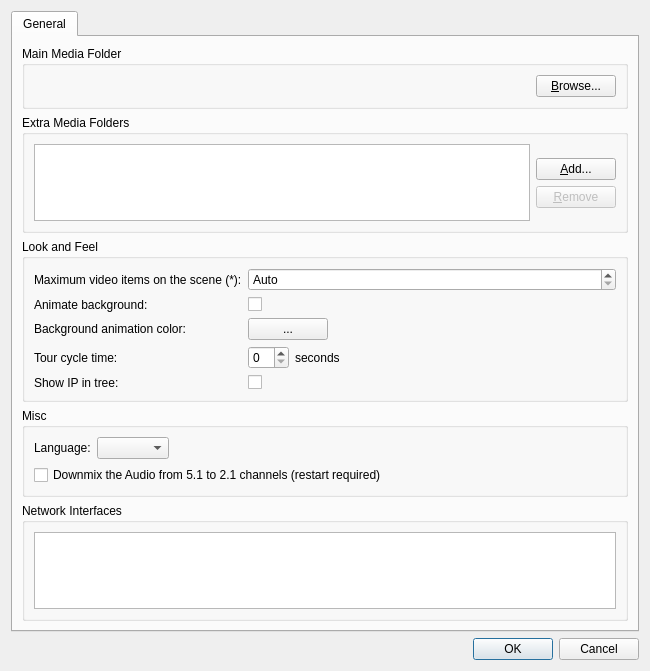
The window that client/src/ui/dialogs/preferences_dialog.ui (networkoptix/nx_open) describes before a commit, drawn with Qt 5.
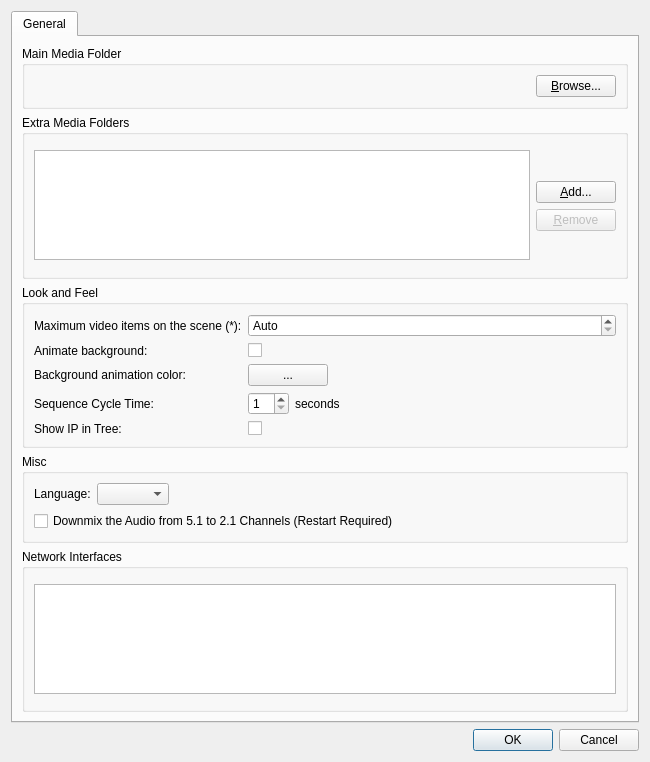
The same window after the commit. Custom widgets are drawn as their Qt base class.

The edit to the form file:
```diff
--- a/client/src/ui/dialogs/preferences_dialog.ui
+++ b/client/src/ui/dialogs/preferences_dialog.ui
@@ -7,7 +7,7 @@
     <x>0</x>
     <y>0</y>
     <width>650</width>
-    <height>671</height>
+    <height>762</height>
    </rect>
   </property>
   <property name="sizePolicy">
@@ -250,14 +250,18 @@
           <item row="3" column="0">
            <widget class="QLabel" name="tourCycleTimeLabel">
             <property name="text">
-             <string>Tour cycle time:</string>
+             <string>Sequence Cycle Time:</string>
             </property>
            </widget>
           </item>
           <item row="3" column="1">
            <layout class="QHBoxLayout" name="horizontalLayout_4" stretch="0,1">
             <item>
-             <widget class="QSpinBox" name="tourCycleTimeSpinBox"/>
+             <widget class="QSpinBox" name="tourCycleTimeSpinBox">
+              <property name="minimum">
+               <number>1</number>
+              </property>
+             </widget>
             </item>
             <item>
              <widget class="QLabel" name="label_2">
@@ -271,7 +275,7 @@
           <item row="4" column="0">
            <widget class="QLabel" name="label">
             <property name="text">
-             <string>Show IP in tree:</string>
+             <string>Show IP in Tree:</string>
             </property>
            </widget>
           </item>
@@ -327,7 +331,7 @@
           <item>
            <widget class="QCheckBox" name="downmixAudioCheckBox">
             <property name="text">
-             <string>Downmix the Audio from 5.1 to 2.1 channels (restart required)</string>
+             <string>Downmix the Audio from 5.1 to 2.1 Channels (Restart Required)</string>
             </property>
            </widget>
           </item>
```
